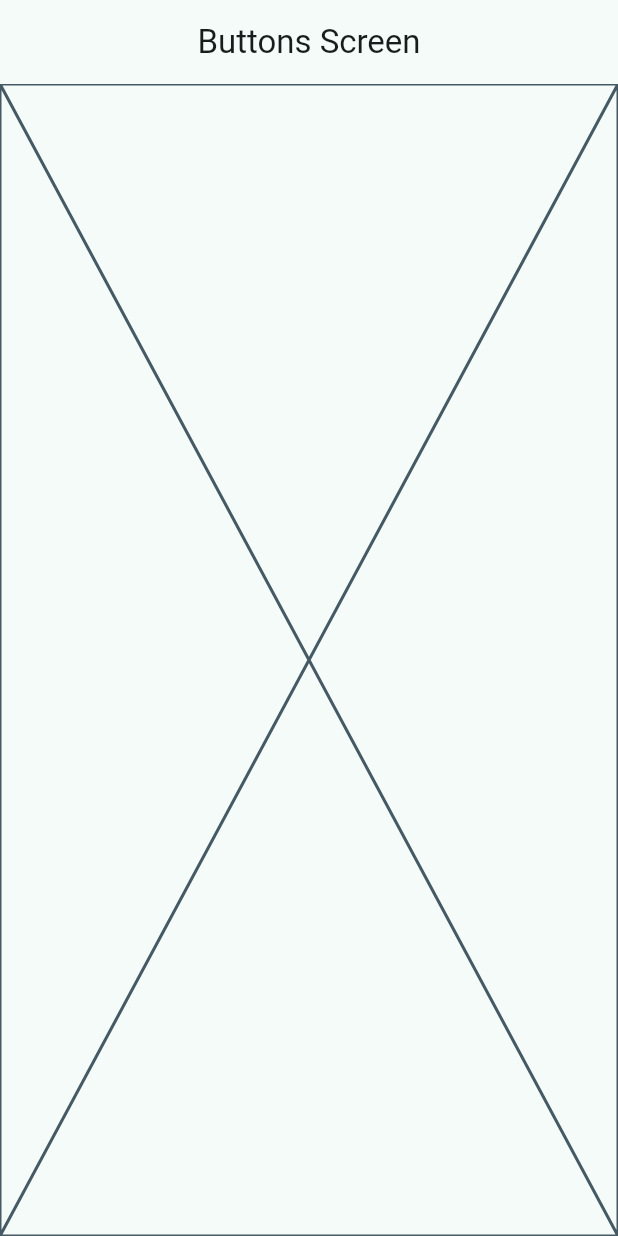
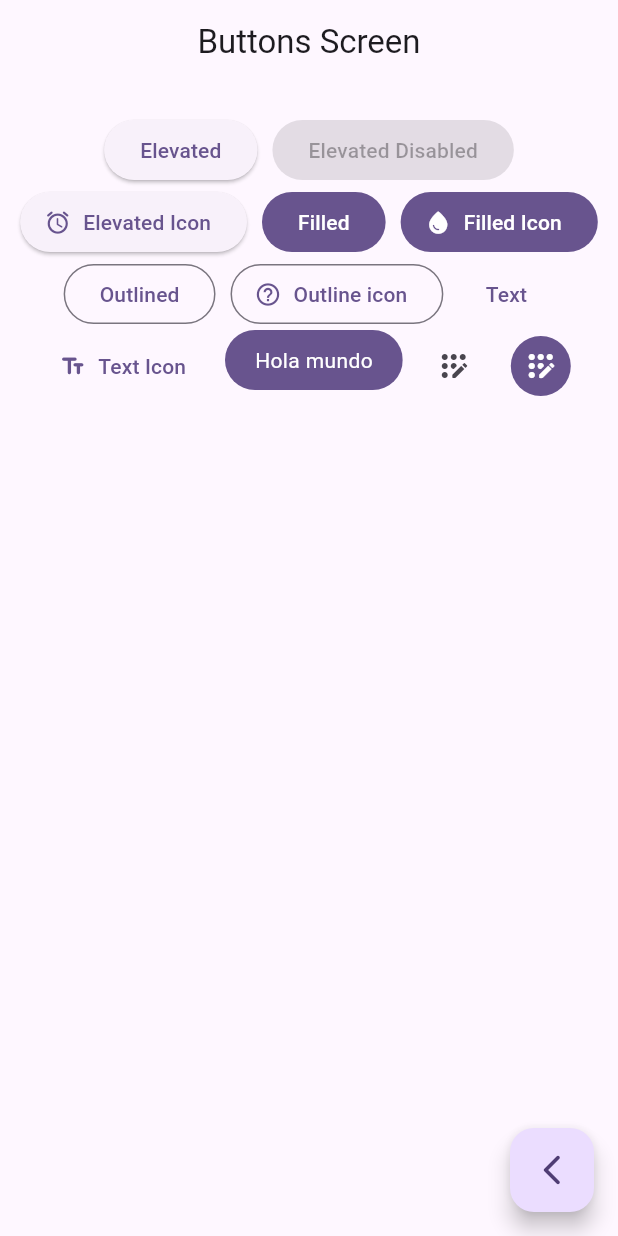
Before and after one commit to XChanitoX/widgets_app, a Flutter app: the ButtonsScreen screen opened by its route, on a phone screen of 412 x 824 dp. Run offline on Flutter 3.47's test engine with Material 2 defaults, Android fonts, the phone set to English and light mode, and no system bars; our stand-ins replace go_router.

Commit message:
buttons screen finish

```diff
--- a/lib/config/router/app_router.dart
+++ b/lib/config/router/app_router.dart
@@ -1,4 +1,4 @@
-import 'package:flutter/material.dart';
+//import 'package:flutter/material.dart';
 import 'package:go_router/go_router.dart';
 import 'package:widgets_app/presentation/screens/screens.dart';
 
--- a/lib/main.dart
+++ b/lib/main.dart
@@ -14,7 +14,7 @@ class MainApp extends StatelessWidget {
     return MaterialApp.router(
       routerConfig: appRouter,
       debugShowCheckedModeBanner: false,
-      theme: AppTheme(selectedColor: 1).getTheme(),
+      theme: AppTheme(selectedColor: 5).getTheme(),
     );
   }
 }
--- a/lib/presentation/screens/buttons/buttons_screen.dart
+++ b/lib/presentation/screens/buttons/buttons_screen.dart
@@ -1,4 +1,5 @@
 import 'package:flutter/material.dart';
+import 'package:go_router/go_router.dart';
 
 class ButtonsScreen extends StatelessWidget {
   // Se define como static para que pueda ser accedido desde cualquier lugar como el router
@@ -8,10 +9,99 @@ class ButtonsScreen extends StatelessWidget {
   @override
   Widget build(BuildContext context) {
     return Scaffold(
-      appBar: AppBar(
-        title: const Text('Buttons Screen'),
+        appBar: AppBar(
+          title: const Text('Buttons Screen'),
+        ),
+        body: const _ButtonsView(),
+        floatingActionButton: FloatingActionButton(
+          onPressed: () {
+            context.pop();
+          },
+          child: const Icon(Icons.arrow_back_ios_new_rounded),
+        ));
+  }
+}
+
+class _ButtonsView extends StatelessWidget {
+  const _ButtonsView();
+
+  @override
+  Widget build(BuildContext context) {
+    final colors = Theme.of(context).colorScheme;
+
+    return SizedBox(
+      // Esto es llegar hasta donde pueda el padr(double.infinity)
+      width: double.infinity,
+      child: Padding(
+        padding: const EdgeInsets.symmetric(horizontal: 10, vertical: 20),
+        child: Wrap(
+          spacing: 10,
+          alignment: WrapAlignment.center,
+          children: [
+            ElevatedButton(onPressed: () {}, child: const Text('Elevated')),
+            const ElevatedButton(
+                onPressed: null, child: Text('Elevated Disabled')),
+            ElevatedButton.icon(
+                onPressed: () {},
+                icon: const Icon(Icons.access_alarm_rounded),
+                label: const Text('Elevated Icon')),
+            FilledButton(onPressed: () {}, child: const Text('Filled')),
+            FilledButton.icon(
+              onPressed: () {},
+              icon: const Icon(Icons.water_drop_rounded),
+              label: const Text('Filled Icon'),
+            ),
+            OutlinedButton(onPressed: () {}, child: const Text('Outlined')),
+            OutlinedButton.icon(
+              onPressed: () {},
+              icon: const Icon(Icons.help_outline),
+              label: const Text('Outline icon'),
+            ),
+            TextButton(onPressed: () {}, child: const Text('Text')),
+            TextButton.icon(
+                onPressed: () {},
+                icon: const Icon(Icons.text_fields_rounded),
+                label: const Text('Text Icon')),
+            const CustomButton(),
+            IconButton(
+                onPressed: () {},
+                icon: const Icon(Icons.app_registration_rounded)),
+            IconButton(
+                onPressed: () {},
+                icon: const Icon(Icons.app_registration_rounded),
+                style: ButtonStyle(
+                  backgroundColor: MaterialStatePropertyAll(colors.primary),
+                  iconColor: const MaterialStatePropertyAll(Colors.white),
+                )),
+          ],
+        ),
       ),
-      body: const Placeholder(),
     );
   }
 }
+
+class CustomButton extends StatelessWidget {
+  const CustomButton({super.key});
+
+  @override
+  Widget build(BuildContext context) {
+    final colors = Theme.of(context).colorScheme;
+
+    return ClipRRect(
+      borderRadius: BorderRadius.circular(20),
+      child: Material(
+        color: colors.primary,
+        child: InkWell(
+          onTap: () {},
+          child: const Padding(
+            padding: EdgeInsets.symmetric(horizontal: 20, vertical: 10),
+            child: Text(
+              'Hola mundo',
+              style: TextStyle(color: Colors.white),
+            ),
+          ),
+        ),
+      ),
+    );
+  }
+}
```
